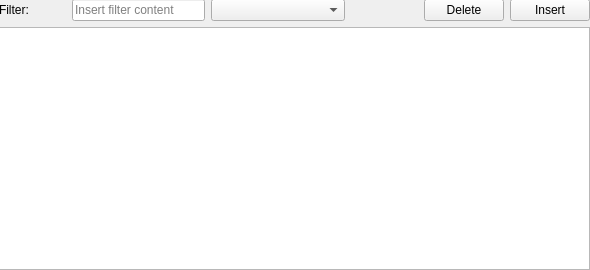
nhudangsleep/MLinBA_Northwinds_Management_System, file View/ManagementPage.ui: the form before one commit.
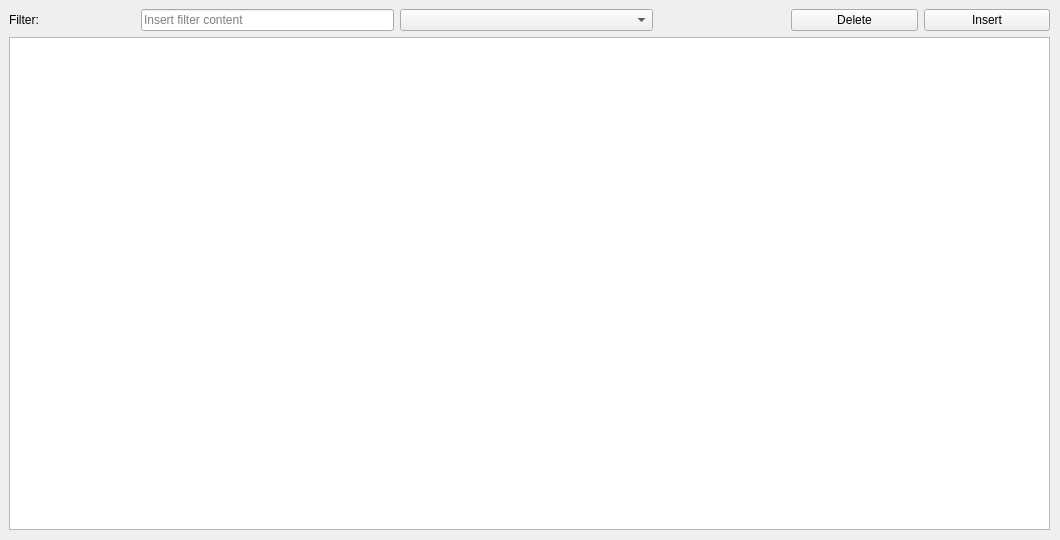
The form after the commit.

Commit message: Machine Learning Page

Diff of the .ui file:
```diff
--- a/View/ManagementPage.ui
+++ b/View/ManagementPage.ui
@@ -6,8 +6,8 @@
    <rect>
     <x>0</x>
     <y>0</y>
-    <width>590</width>
-    <height>270</height>
+    <width>1060</width>
+    <height>540</height>
    </rect>
   </property>
   <property name="windowTitle">
@@ -16,10 +16,10 @@
   <widget class="QWidget" name="gridLayoutWidget">
    <property name="geometry">
     <rect>
-     <x>-1</x>
-     <y>-1</y>
-     <width>591</width>
-     <height>271</height>
+     <x>9</x>
+     <y>9</y>
+     <width>1041</width>
+     <height>521</height>
     </rect>
    </property>
    <layout class="QGridLayout" name="gridLayout">
```
The commit also changes 16 other files.
